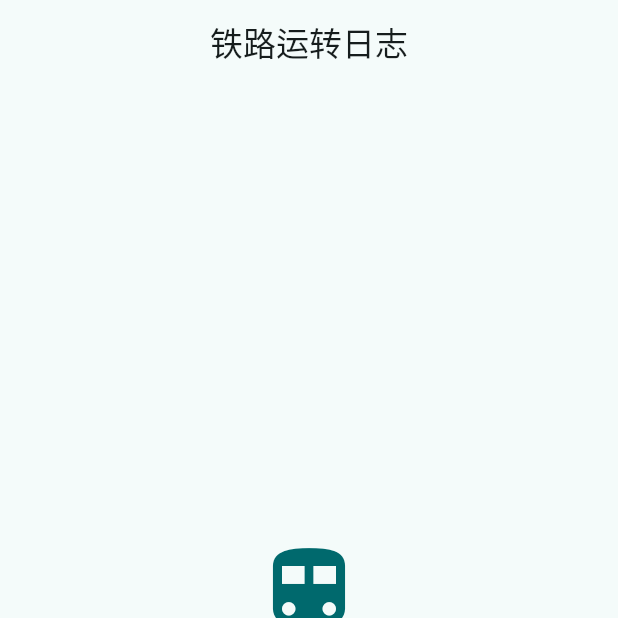
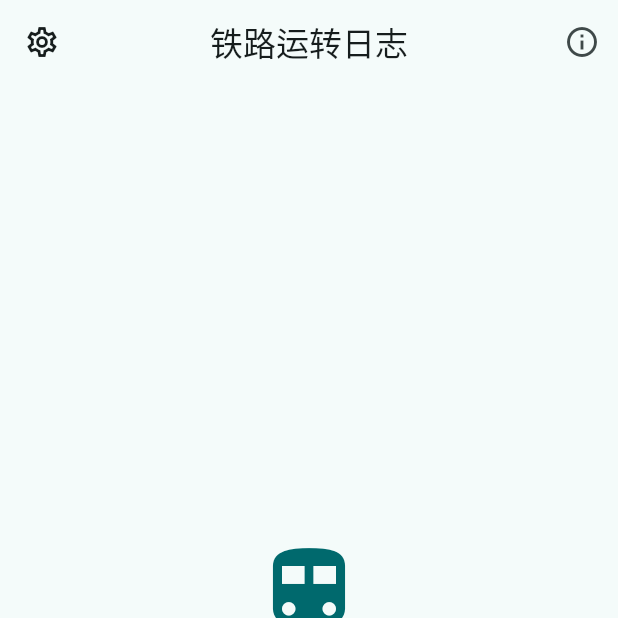
Before and after one commit to zzzjjj-ss/train-log-app, a Flutter app: the screen it shows after launch, on a phone screen of 412 x 824 dp, the top half of it. Run offline on Flutter 3.47's test engine with Material 3 defaults, Android fonts, the phone set to English and light mode, and no system bars; our stand-ins replace drift, drift_flutter, flutter_riverpod, go_router, shared_preferences; accounts and stored records are empty; generated files the repository leaves out were written again.

Commit message:
feat: 新增设置页（主题色/深色模式）与关于页

```diff
--- a/lib/app.dart
+++ b/lib/app.dart
@@ -1,8 +1,12 @@
 import 'package:flutter/material.dart';
+import 'package:flutter_riverpod/flutter_riverpod.dart';
 import 'package:go_router/go_router.dart';
 
+import 'providers/providers.dart';
+import 'screens/about_screen.dart';
 import 'screens/home_screen.dart';
 import 'screens/log_form_screen.dart';
+import 'screens/settings_screen.dart';
 
 /// 全局路由表：集中管理所有页面地址
 final GoRouter _router = GoRouter(
@@ -22,26 +26,42 @@ final GoRouter _router = GoRouter(
           builder: (context, state) =>
               LogFormScreen(editing: state.extra as dynamic),
         ),
+        // 设置
+        GoRoute(
+          path: 'settings',
+          builder: (context, state) => const SettingsScreen(),
+        ),
+        // 关于
+        GoRoute(
+          path: 'about',
+          builder: (context, state) => const AboutScreen(),
+        ),
       ],
     ),
   ],
 );
 
-/// App 根组件：主题 + 路由
-class TrainLogApp extends StatelessWidget {
+/// App 根组件：主题（响应设置）+ 路由
+class TrainLogApp extends ConsumerWidget {
   const TrainLogApp({super.key});
 
   @override
-  Widget build(BuildContext context) {
-    // Material 3 主题，seedColor 决定整个 App 的主色调
+  Widget build(BuildContext context, WidgetRef ref) {
+    // 监听用户设置：主题色 + 外观模式
+    final settings = ref.watch(settingsProvider);
+    final seed = Color(settings.seedValue);
+    final themeMode = switch (settings.themeMode) {
+      'light' => ThemeMode.light,
+      'dark' => ThemeMode.dark,
+      _ => ThemeMode.system,
+    };
+
     return MaterialApp.router(
       title: '铁路运转日志',
       debugShowCheckedModeBanner: false,
       theme: ThemeData(
         useMaterial3: true,
-        colorScheme: ColorScheme.fromSeed(
-          seedColor: const Color(0xFF00696D), // 铁路青绿色
-        ),
+        colorScheme: ColorScheme.fromSeed(seedColor: seed),
         // 让输入框更圆润
         inputDecorationTheme: const InputDecorationTheme(
           border: OutlineInputBorder(
@@ -49,6 +69,19 @@ class TrainLogApp extends StatelessWidget {
           ),
         ),
       ),
+      darkTheme: ThemeData(
+        useMaterial3: true,
+        colorScheme: ColorScheme.fromSeed(
+          seedColor: seed,
+          brightness: Brightness.dark,
+        ),
+        inputDecorationTheme: const InputDecorationTheme(
+          border: OutlineInputBorder(
+            borderRadius: BorderRadius.all(Radius.circular(12)),
+          ),
+        ),
+      ),
+      themeMode: themeMode,
       routerConfig: _router,
     );
   }
--- a/lib/screens/home_screen.dart
+++ b/lib/screens/home_screen.dart
@@ -18,8 +18,20 @@ class HomeScreen extends ConsumerWidget {
 
     return Scaffold(
       appBar: AppBar(
+        leading: IconButton(
+          icon: const Icon(Icons.settings_outlined),
+          tooltip: '设置',
+          onPressed: () => context.push('/settings'),
+        ),
         title: const Text('铁路运转日志'),
         centerTitle: true,
+        actions: [
+          IconButton(
+            icon: const Icon(Icons.info_outline),
+            tooltip: '关于',
+            onPressed: () => context.push('/about'),
+          ),
+        ],
       ),
       body: logsAsync.when(
         // 数据还没加载完
--- a/pubspec.yaml
+++ b/pubspec.yaml
@@ -14,7 +14,7 @@ publish_to: 'none'
 # https://developer.apple.com/library/archive/documentation/General/Reference/InfoPlistKeyReference/Articles/CoreFoundationKeys.html
 # In Windows, build-name is used as the major, minor, and patch parts
 # of the product and file versions while build-number is used as the build suffix.
-version: 0.1.0+1
+version: 0.2.0+2
 
 environment:
   sdk: ^3.12.2
@@ -38,6 +38,8 @@ dependencies:
   path_provider: ^2.1.6
   drift: ^2.34.3
   drift_flutter: ^0.3.1
+  shared_preferences: ^2.5.5
+  url_launcher: ^6.3.2
 
 dev_dependencies:
   flutter_test:
```
Also changed, not shown: lib/main.dart (+12 -5 lines), lib/providers/providers.dart (+46 -0 lines), lib/screens/about_screen.dart (added, +91 -0 lines), lib/screens/settings_screen.dart (added, +121 -0 lines), pubspec.lock, 2 other files.
